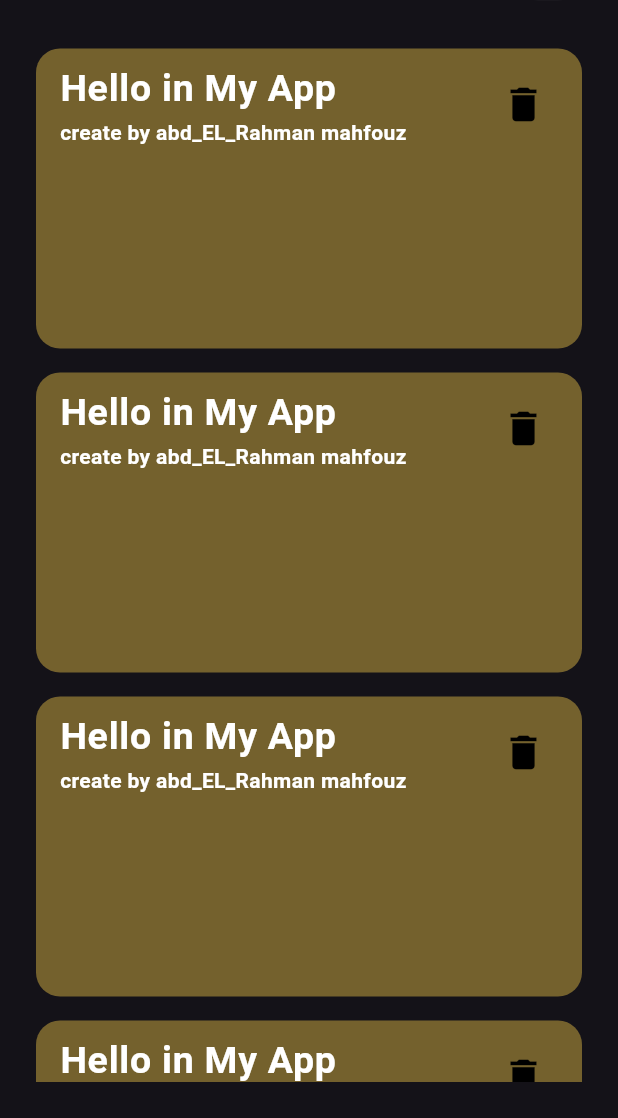
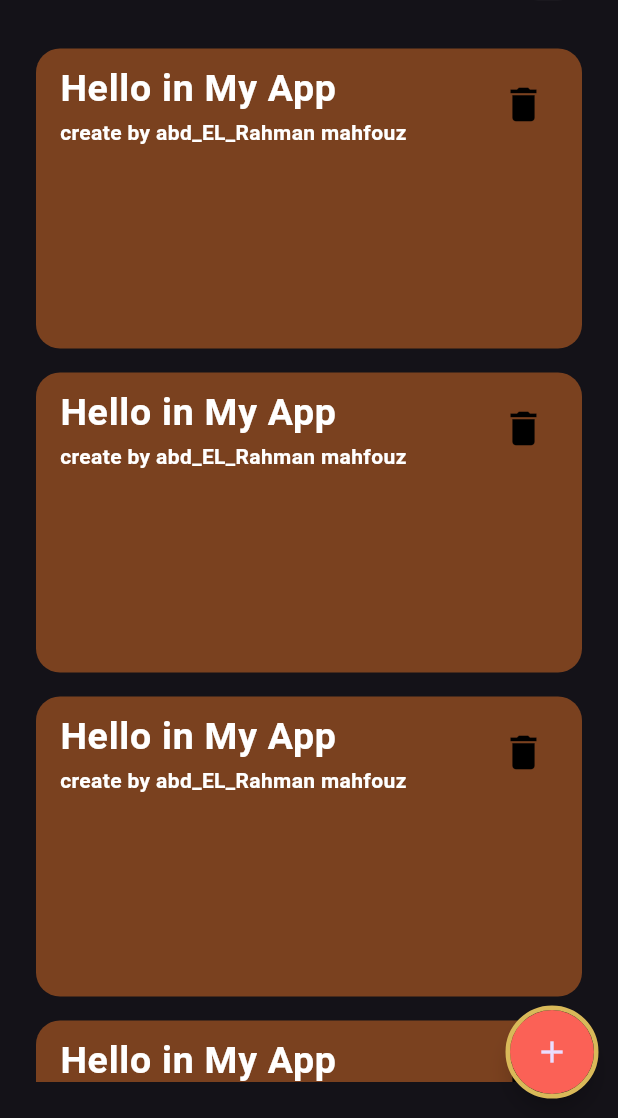
Before and after one commit to AMahfouz144/Notes, a Flutter app: the screen it shows after launch, on a phone screen of 412 x 824 dp, the part 118-1236 px from its top. Run offline on Flutter 3.47's test engine with Material 3 defaults, Android fonts, the phone set to English and light mode, and no system bars.

Commit message:
custom List view

```diff
--- a/lib/main.dart
+++ b/lib/main.dart
@@ -1,5 +1,5 @@
 import 'package:flutter/material.dart';
-import 'package:notes/views/notes_view.dart';
+import 'package:notes/views/notes_app.dart';
 
 void main() {
   runApp(const NotesApp());
@@ -14,7 +14,7 @@ class NotesApp extends StatelessWidget {
     return MaterialApp(
       debugShowCheckedModeBanner: false,
       theme: ThemeData.dark(),
-      home: const NotesView(),
+      home: const MyApp(),
     );
   }
 }
--- /dev/null
+++ b/lib/views/notes_app.dart
@@ -0,0 +1,26 @@
+import 'package:flutter/material.dart';
+import 'package:notes/views/notes_view.dart';
+import 'package:notes/views/test.dart';
+import 'package:notes/views/widgets/custom_appbar.dart';
+import 'package:notes/views/widgets/custom_float_action_btn.dart';
+import 'package:notes/views/widgets/custom_note.dart';
+import 'package:notes/views/widgets/custom_notes.dart';
+
+class MyApp extends StatelessWidget {
+  const MyApp({super.key});
+
+  @override
+  Widget build(BuildContext context) {
+    return Scaffold(
+      floatingActionButton: CustomFloatBUtton(
+        onPressed: () {
+          Navigator.push(context, MaterialPageRoute(builder: (context) {
+            return const Test();
+          }));
+        },
+        child: const Icon(Icons.add),
+      ),
+      body: const NotesView(),
+    );
+  }
+}
--- a/lib/views/notes_view.dart
+++ b/lib/views/notes_view.dart
@@ -1,6 +1,5 @@
 import 'package:flutter/material.dart';
 import 'package:notes/views/widgets/custom_appbar.dart';
-import 'package:notes/views/widgets/custom_note.dart';
 import 'package:notes/views/widgets/custom_notes.dart';
 
 class NotesView extends StatelessWidget {
@@ -8,8 +7,7 @@ class NotesView extends StatelessWidget {
 
   @override
   Widget build(BuildContext context) {
-    return const Scaffold(
-      body: Padding(
+    return const Padding(
       padding: EdgeInsets.all(24),
       child: Column(children: [
         SizedBox(
@@ -23,7 +21,6 @@ class NotesView extends StatelessWidget {
           child: CustomNotes(),
         ),
       ]),
-      ),
     );
   }
 }
--- /dev/null
+++ b/lib/views/test.dart
@@ -0,0 +1,12 @@
+import 'package:flutter/material.dart';
+
+class Test extends StatelessWidget {
+  const Test({super.key});
+
+  @override
+  Widget build(BuildContext context) {
+    return const Scaffold(
+      backgroundColor: Colors.white,
+    );
+  }
+}
--- /dev/null
+++ b/lib/views/widgets/custom_float_action_btn.dart
@@ -0,0 +1,23 @@
+import 'package:flutter/material.dart';
+
+class CustomFloatBUtton extends StatelessWidget {
+  CustomFloatBUtton({super.key, required this.onPressed, this.child});
+  void Function()? onPressed;
+  Widget? child;
+  @override
+  Widget build(BuildContext context) {
+    return FloatingActionButton(
+      tooltip: 'Adding Note',
+      shape: const CircleBorder(
+        side: BorderSide(
+          color: Color.fromARGB(255, 217, 185, 89),
+          width: 3,
+          strokeAlign: 1,
+        ),
+      ),
+      backgroundColor: Color.fromARGB(255, 251, 97, 86),
+      onPressed: () {},
+      child: child,
+    );
+  }
+}
--- a/lib/views/widgets/custom_note.dart
+++ b/lib/views/widgets/custom_note.dart
@@ -10,7 +10,7 @@ class CustomNote extends StatelessWidget {
       width: 400,
       height: 200,
       decoration: BoxDecoration(
-        color: const Color.fromARGB(116, 231, 191, 71),
+        color: Color.fromARGB(116, 244, 121, 39),
         borderRadius: BorderRadius.circular(16),
       ),
       child: CustomListTile(
--- a/lib/views/widgets/custom_notes.dart
+++ b/lib/views/widgets/custom_notes.dart
@@ -7,6 +7,7 @@ class CustomNotes extends StatelessWidget {
   @override
   Widget build(BuildContext context) {
     return ListView.builder(
+      itemCount: 10,
       itemBuilder: (context, index) {
         return const Padding(
           padding: EdgeInsets.symmetric(vertical: 8.0),
```
Lines whose indentation alone changed are shown as unchanged.
